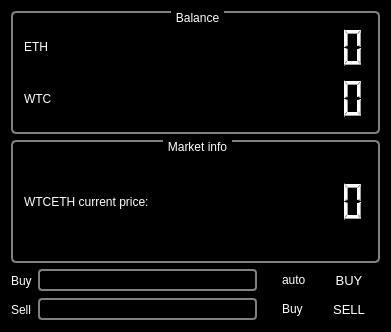
The window that mainwindow.ui (orkblutt/QtBinance) describes before a commit, drawn with Qt 5.
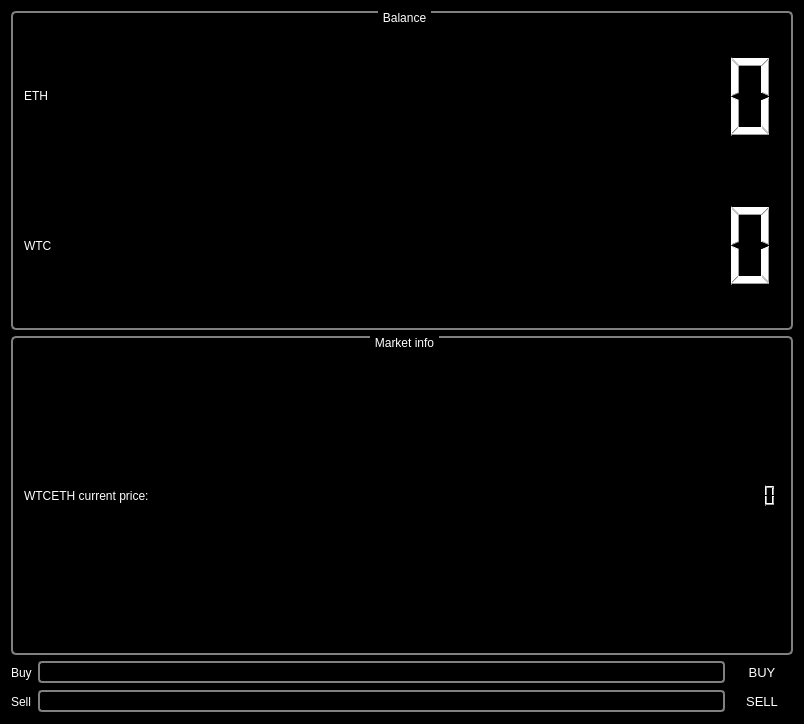
The same window after the commit.

```diff
--- a/mainwindow.ui
+++ b/mainwindow.ui
@@ -6,8 +6,8 @@
    <rect>
     <x>0</x>
     <y>0</y>
-    <width>391</width>
-    <height>332</height>
+    <width>804</width>
+    <height>724</height>
    </rect>
   </property>
   <property name="windowTitle">
@@ -225,7 +225,41 @@
   </property>
   <widget class="QWidget" name="centralWidget">
    <layout class="QGridLayout" name="gridLayout_3">
-    <item row="1" column="0" colspan="4">
+    <item row="2" column="0">
+     <widget class="QLabel" name="label_2">
+      <property name="text">
+       <string>Buy</string>
+      </property>
+     </widget>
+    </item>
+    <item row="2" column="1">
+     <widget class="QLineEdit" name="lineEdit_buyLimit"/>
+    </item>
+    <item row="2" column="2">
+     <widget class="QPushButton" name="pushButtonBuy">
+      <property name="text">
+       <string>BUY</string>
+      </property>
+     </widget>
+    </item>
+    <item row="3" column="0">
+     <widget class="QLabel" name="label_3">
+      <property name="text">
+       <string>Sell</string>
+      </property>
+     </widget>
+    </item>
+    <item row="3" column="1">
+     <widget class="QLineEdit" name="lineEdit_sellLimit"/>
+    </item>
+    <item row="3" column="2">
+     <widget class="QPushButton" name="pushButtonSell">
+      <property name="text">
+       <string>SELL</string>
+      </property>
+     </widget>
+    </item>
+    <item row="1" column="0" colspan="3">
      <widget class="QGroupBox" name="groupBox">
       <property name="title">
        <string>Market info</string>
@@ -241,7 +275,7 @@
        <item row="0" column="1">
         <widget class="QLCDNumber" name="lcdNumberWTCETH">
          <property name="sizePolicy">
-          <sizepolicy hsizetype="Minimum" vsizetype="Minimum">
+          <sizepolicy hsizetype="Fixed" vsizetype="Fixed">
            <horstretch>0</horstretch>
            <verstretch>0</verstretch>
           </sizepolicy>
@@ -254,55 +288,7 @@
       </layout>
      </widget>
     </item>
-    <item row="2" column="0">
-     <widget class="QLabel" name="label_2">
-      <property name="text">
-       <string>Buy</string>
-      </property>
-     </widget>
-    </item>
-    <item row="2" column="1">
-     <widget class="QLineEdit" name="lineEdit_buyLimit"/>
-    </item>
-    <item row="2" column="2">
-     <widget class="QCheckBox" name="checkBoxAuto">
-      <property name="text">
-       <string>auto</string>
-      </property>
-     </widget>
-    </item>
-    <item row="2" column="3">
-     <widget class="QPushButton" name="pushButtonBuy">
-      <property name="text">
-       <string>BUY</string>
-      </property>
-     </widget>
-    </item>
-    <item row="3" column="0">
-     <widget class="QLabel" name="label_3">
-      <property name="text">
-       <string>Sell</string>
-      </property>
-     </widget>
-    </item>
-    <item row="3" column="1">
-     <widget class="QLineEdit" name="lineEdit_sellLimit"/>
-    </item>
-    <item row="3" column="2">
-     <widget class="QCheckBox" name="checkBoxBuySell">
-      <property name="text">
-       <string>Buy</string>
-      </property>
-     </widget>
-    </item>
-    <item row="3" column="3">
-     <widget class="QPushButton" name="pushButtonSell">
-      <property name="text">
-       <string>SELL</string>
-      </property>
-     </widget>
-    </item>
-    <item row="0" column="0" colspan="4">
+    <item row="0" column="0" colspan="3">
      <widget class="QGroupBox" name="groupBoxBal">
       <property name="title">
        <string>Balance</string>
```
